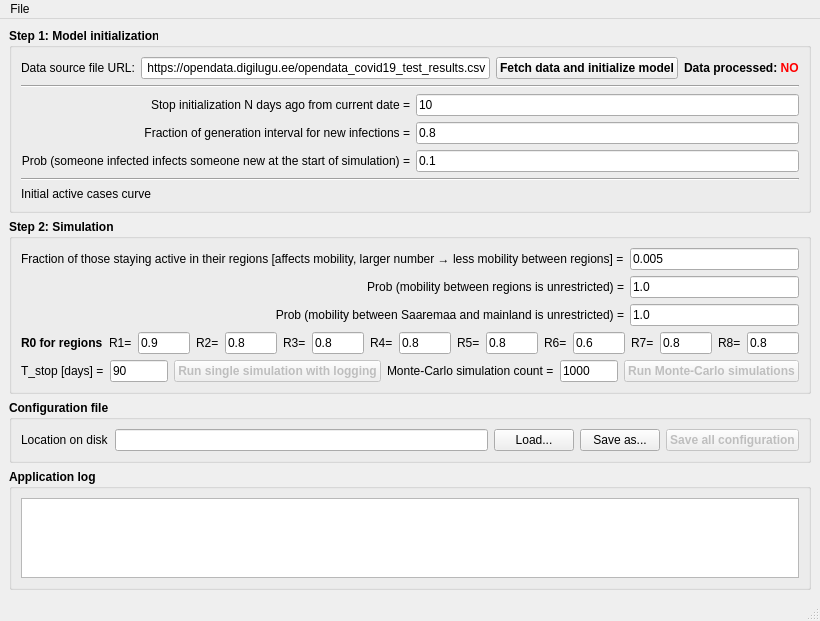
Old version of the form ui/vspread_model_v1.ui in the repository extall/spread-model-ee.
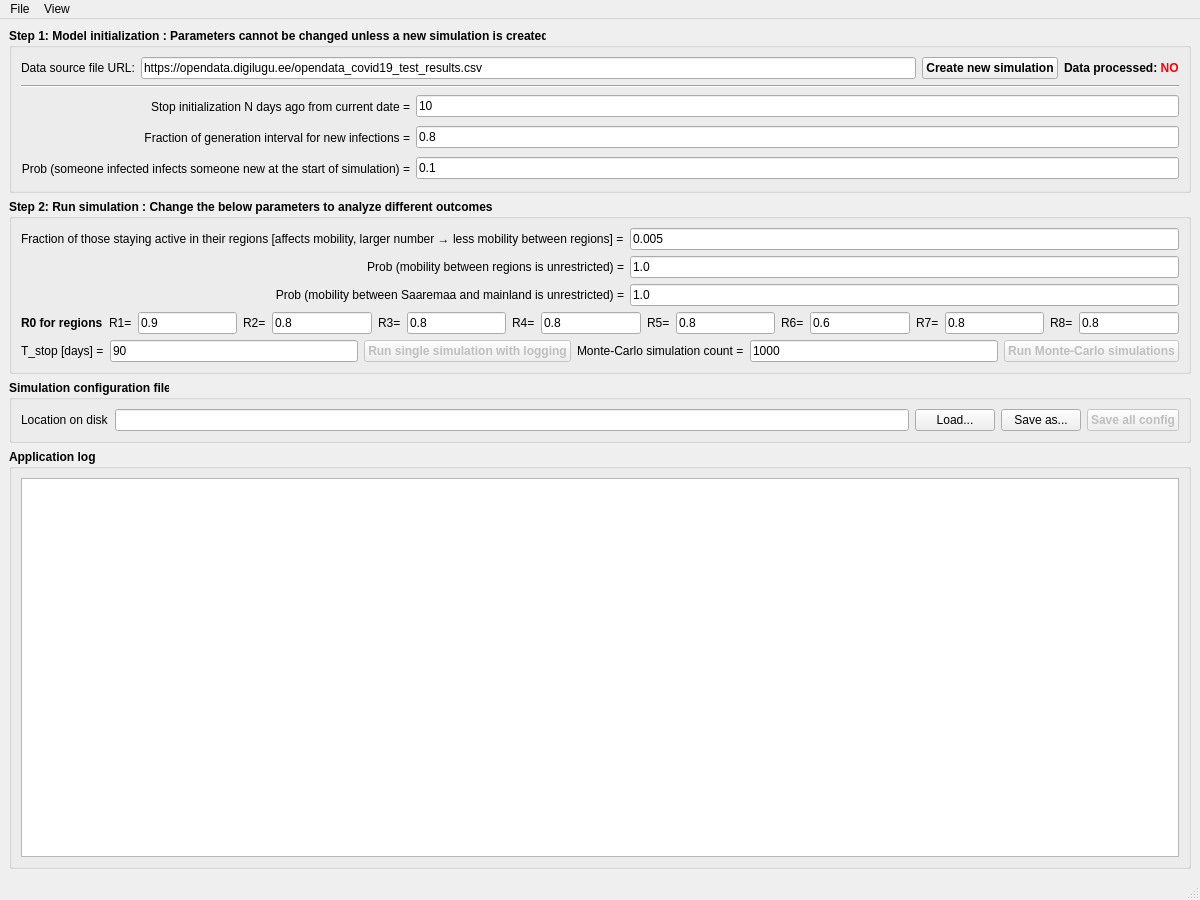
New version of the form.

Commit message: [Library][Organization][UI] Full reorganization of files, create standalone simulation library, work on UI. Nothing in functional state yet, intermediate commit.

Patch:
```diff
--- a/ui/vspread_model_v1.ui
+++ b/ui/vspread_model_v1.ui
@@ -6,14 +6,14 @@
    <rect>
     <x>0</x>
     <y>0</y>
-    <width>820</width>
-    <height>621</height>
+    <width>1200</width>
+    <height>900</height>
    </rect>
   </property>
   <property name="minimumSize">
    <size>
-    <width>820</width>
-    <height>620</height>
+    <width>1200</width>
+    <height>900</height>
    </size>
   </property>
   <property name="windowTitle">
@@ -30,7 +30,7 @@
        </font>
       </property>
       <property name="title">
-       <string>Step 1: Model initialization</string>
+       <string>Step 1: Model initialization : Parameters cannot be changed unless a new simulation is created</string>
       </property>
       <layout class="QVBoxLayout" name="verticalLayout_8">
        <item>
@@ -57,7 +57,7 @@
             </font>
            </property>
            <property name="text">
-            <string> https://opendata.digilugu.ee/opendata_covid19_test_results.csv</string>
+            <string>https://opendata.digilugu.ee/opendata_covid19_test_results.csv</string>
            </property>
           </widget>
          </item>
@@ -70,7 +70,7 @@
             </font>
            </property>
            <property name="text">
-            <string>Fetch data and initialize model</string>
+            <string>Create new simulation</string>
            </property>
           </widget>
          </item>
@@ -91,7 +91,7 @@
         </widget>
        </item>
        <item>
-        <layout class="QGridLayout" name="gridLayout">
+        <layout class="QGridLayout" name="gridLayout" rowminimumheight="25,25,25">
          <item row="1" column="0">
           <widget class="QLabel" name="label_3">
            <property name="font">
@@ -181,36 +181,6 @@
          </item>
         </layout>
        </item>
-       <item>
-        <widget class="Line" name="line">
-         <property name="orientation">
-          <enum>Qt::Horizontal</enum>
-         </property>
-        </widget>
-       </item>
-       <item>
-        <widget class="QLabel" name="label_20">
-         <property name="font">
-          <font>
-           <weight>50</weight>
-           <bold>false</bold>
-          </font>
-         </property>
-         <property name="text">
-          <string>Initial active cases curve</string>
-         </property>
-        </widget>
-       </item>
-       <item>
-        <layout class="QHBoxLayout" name="horizontalLayout_3">
-         <property name="sizeConstraint">
-          <enum>QLayout::SetDefaultConstraint</enum>
-         </property>
-         <item>
-          <layout class="QVBoxLayout" name="figThinFigure"/>
-         </item>
-        </layout>
-       </item>
       </layout>
      </widget>
     </item>
@@ -223,7 +193,7 @@
        </font>
       </property>
       <property name="title">
-       <string>Step 2: Simulation</string>
+       <string>Step 2: Run simulation : Change the below parameters to analyze different outcomes</string>
       </property>
       <layout class="QVBoxLayout" name="verticalLayout_4">
        <item>
@@ -641,7 +611,7 @@
        </font>
       </property>
       <property name="title">
-       <string>Configuration file</string>
+       <string>Simulation configuration file</string>
       </property>
       <layout class="QVBoxLayout" name="verticalLayout">
        <item>
@@ -694,7 +664,7 @@
             <bool>false</bool>
            </property>
            <property name="text">
-            <string>Save all configuration</string>
+            <string>Save all config</string>
            </property>
           </widget>
          </item>
@@ -735,8 +705,8 @@
     <rect>
      <x>0</x>
      <y>0</y>
-     <width>820</width>
-     <height>21</height>
+     <width>1200</width>
+     <height>31</height>
     </rect>
    </property>
    <widget class="QMenu" name="menuFile">
@@ -744,7 +714,14 @@
      <string>File</string>
     </property>
    </widget>
+   <widget class="QMenu" name="menuView">
+    <property name="title">
+     <string>View</string>
+    </property>
+    <addaction name="actionDisplayActiveCaseGraph"/>
+   </widget>
    <addaction name="menuFile"/>
+   <addaction name="menuView"/>
   </widget>
   <widget class="QStatusBar" name="statusbar"/>
  </widget>
```
Left out of the diff: 11 changed lines with no effect on the pictures. The commit also changes 11 other files.
